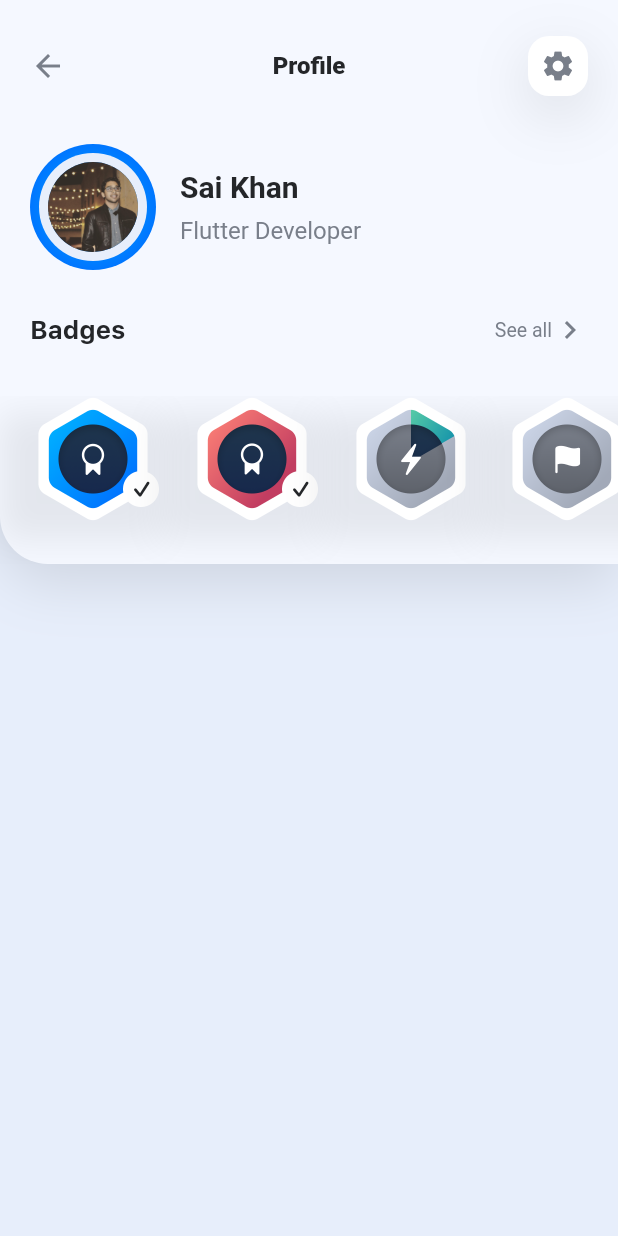
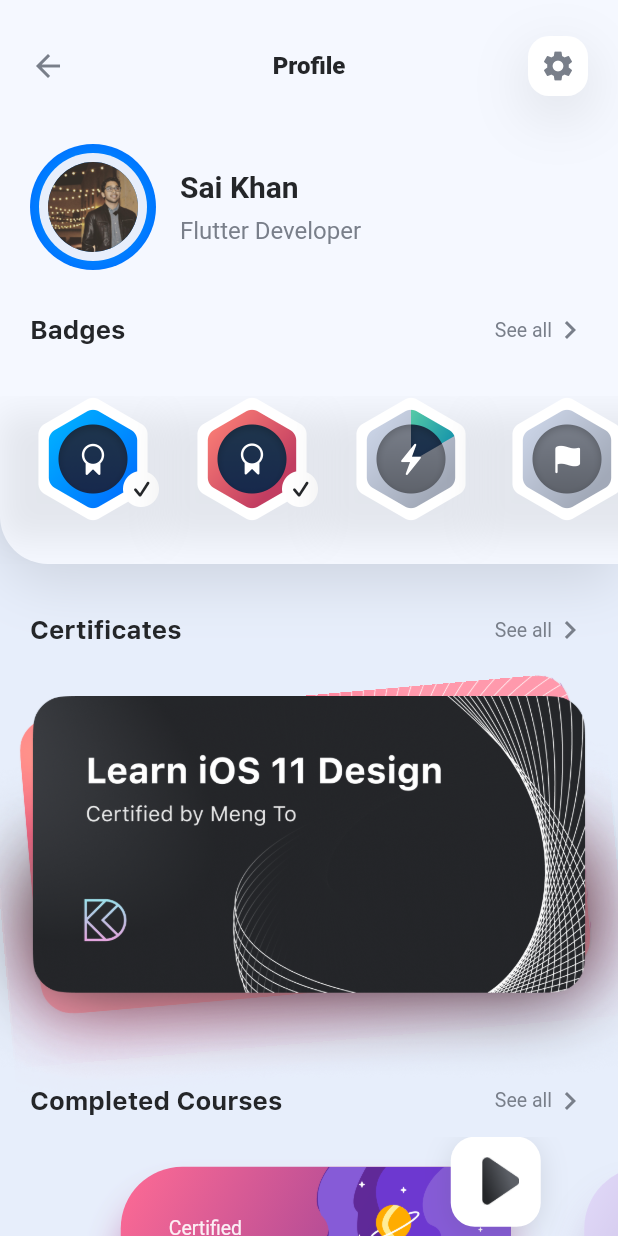
Before and after one commit to FlorianWoelki/course-poc, a Flutter app: the ProfileScreen screen opened directly, on a phone screen of 412 x 824 dp. Run offline on Flutter 3.47's test engine with Material 2 defaults, Android fonts, the light colour scheme and no system bars; our stand-ins replace sliding_up_panel.

Commit message:
feat: finish up profile screen

```diff
--- /dev/null
+++ b/lib/components/cards/completed_courses_card.dart
@@ -0,0 +1,113 @@
+import 'package:flutter/material.dart';
+
+import '../../constants.dart';
+import '../../model/course.dart';
+
+class CompletedCoursesCard extends StatelessWidget {
+  const CompletedCoursesCard({required this.course, Key? key})
+      : super(key: key);
+
+  final Course course;
+
+  @override
+  Widget build(BuildContext context) {
+    return Container(
+      child: Stack(
+        alignment: Alignment.topRight,
+        children: [
+          Padding(
+            padding: const EdgeInsets.only(
+              top: 20.0,
+              right: 20.0,
+            ),
+            child: Container(
+              decoration: BoxDecoration(
+                gradient: course.background,
+                borderRadius: BorderRadius.circular(41.0),
+                boxShadow: [
+                  BoxShadow(
+                    color: course.background.colors[0].withOpacity(0.3),
+                    offset: const Offset(0, 20),
+                    blurRadius: 20.0,
+                  ),
+                  BoxShadow(
+                    color: course.background.colors[1].withOpacity(0.3),
+                    offset: const Offset(0, 20),
+                    blurRadius: 20.0,
+                  ),
+                ],
+              ),
+              child: ClipRRect(
+                borderRadius: BorderRadius.circular(41.0),
+                child: Container(
+                  height: 140.0,
+                  width: 260.0,
+                  child: Stack(
+                    children: [
+                      Row(
+                        children: [
+                          const Spacer(),
+                          Column(
+                            mainAxisAlignment: MainAxisAlignment.end,
+                            crossAxisAlignment: CrossAxisAlignment.end,
+                            children: [
+                              Image.asset(
+                                "asset/illustrations/${course.illustration}",
+                                fit: BoxFit.cover,
+                                height: 140,
+                              ),
+                            ],
+                          ),
+                        ],
+                      ),
+                      Padding(
+                        padding: const EdgeInsets.all(32),
+                        child: Column(
+                          mainAxisAlignment: MainAxisAlignment.center,
+                          crossAxisAlignment: CrossAxisAlignment.start,
+                          children: [
+                            Text(
+                              course.courseSubtitle,
+                              style: kCardSubtitleStyle,
+                            ),
+                            const SizedBox(height: 6.0),
+                            Text(
+                              course.courseTitle,
+                              style: kCardTitleStyle,
+                            ),
+                          ],
+                        ),
+                      ),
+                    ],
+                  ),
+                ),
+              ),
+            ),
+          ),
+          Container(
+            child: Image.asset("asset/icons/icon-play.png"),
+            width: 60.0,
+            height: 60.0,
+            decoration: BoxDecoration(
+              color: Colors.white,
+              borderRadius: BorderRadius.circular(16.0),
+              boxShadow: const [
+                BoxShadow(
+                  color: kShadowColor,
+                  offset: Offset(0, 4),
+                  blurRadius: 16.0,
+                ),
+              ],
+            ),
+            padding: const EdgeInsets.only(
+              top: 12.5,
+              bottom: 13.5,
+              left: 20.5,
+              right: 14.5,
+            ),
+          ),
+        ],
+      ),
+    );
+  }
+}
--- a/lib/components/home_screen_navbar.dart
+++ b/lib/components/home_screen_navbar.dart
@@ -28,7 +28,7 @@
           GestureDetector(
             onTap: () {
               Navigator.of(context).push(
-                MaterialPageRoute(builder: (context) => const ProfileScreen()),
+                MaterialPageRoute(builder: (context) => ProfileScreen()),
               );
             },
             child: const CircleAvatar(
--- /dev/null
+++ b/lib/components/lists/completed_courses_list.dart
@@ -0,0 +1,70 @@
+import 'package:course_poc/components/cards/completed_courses_card.dart';
+import 'package:flutter/material.dart';
+
+import '../../model/course.dart';
+import '../cards/continue_watching_card.dart';
+
+class CompletedCoursesList extends StatefulWidget {
+  const CompletedCoursesList({Key? key}) : super(key: key);
+
+  @override
+  State<CompletedCoursesList> createState() => _CompletedCoursesListState();
+}
+
+class _CompletedCoursesListState extends State<CompletedCoursesList> {
+  List<Container> indicators = [];
+  int currentPage = 0;
+
+  Widget updateIndicators() {
+    return Row(
+      mainAxisAlignment: MainAxisAlignment.center,
+      children: completedCourses.map((course) {
+        var index = completedCourses.indexOf(course);
+        return Container(
+          width: 7.0,
+          height: 7.0,
+          margin: const EdgeInsets.symmetric(horizontal: 6.0),
+          decoration: BoxDecoration(
+            shape: BoxShape.circle,
+            color: currentPage == index
+                ? const Color(0xFF0971FE)
+                : const Color(0xFFA6AEBD),
+          ),
+        );
+      }).toList(),
+    );
+  }
+
+  @override
+  Widget build(BuildContext context) {
+    return Column(
+      children: [
+        Container(
+          height: 200.0,
+          width: double.infinity,
+          child: PageView.builder(
+            itemBuilder: (context, index) {
+              return Opacity(
+                opacity: currentPage == index ? 1.0 : 0.5,
+                child: CompletedCoursesCard(
+                  course: completedCourses[index],
+                ),
+              );
+            },
+            itemCount: completedCourses.length,
+            onPageChanged: (index) {
+              setState(() {
+                currentPage = index;
+              });
+            },
+            controller: PageController(
+              initialPage: 0,
+              viewportFraction: 0.75,
+            ),
+          ),
+        ),
+        updateIndicators(),
+      ],
+    );
+  }
+}
--- a/lib/screens/profile_screen.dart
+++ b/lib/screens/profile_screen.dart
@@ -1,6 +1,10 @@
 import 'dart:io';
 
+import 'package:course_poc/components/cards/completed_courses_card.dart';
+import 'package:course_poc/components/certificate_viewer.dart';
+import 'package:course_poc/components/lists/completed_courses_list.dart';
 import 'package:course_poc/constants.dart';
+import 'package:course_poc/model/course.dart';
 import 'package:flutter/cupertino.dart';
 import 'package:flutter/material.dart';
 
@@ -217,6 +221,62 @@
                 ),
               ),
             ),
+            Padding(
+              padding: const EdgeInsets.only(
+                top: 32.0,
+                left: 20.0,
+                right: 20.0,
+                bottom: 12.0,
+              ),
+              child: Column(
+                children: [
+                  Row(
+                    mainAxisAlignment: MainAxisAlignment.spaceBetween,
+                    children: [
+                      Text("Certificates", style: kHeadlineLabelStyle),
+                      Row(
+                        children: [
+                          Text("See all", style: kSearchPlaceholderStyle),
+                          const Icon(
+                            Icons.chevron_right,
+                            color: kSecondaryLabelColor,
+                          ),
+                        ],
+                      ),
+                    ],
+                  ),
+                ],
+              ),
+            ),
+            const CertificateViewer(),
+            Padding(
+              padding: const EdgeInsets.only(
+                left: 20.0,
+                right: 20.0,
+                bottom: 12.0,
+              ),
+              child: Column(
+                children: [
+                  Row(
+                    mainAxisAlignment: MainAxisAlignment.spaceBetween,
+                    children: [
+                      Text("Completed Courses", style: kHeadlineLabelStyle),
+                      Row(
+                        children: [
+                          Text("See all", style: kSearchPlaceholderStyle),
+                          const Icon(
+                            Icons.chevron_right,
+                            color: kSecondaryLabelColor,
+                          ),
+                        ],
+                      ),
+                    ],
+                  ),
+                ],
+              ),
+            ),
+            const CompletedCoursesList(),
+            const SizedBox(height: 28.0),
           ],
         ),
       ),
```
